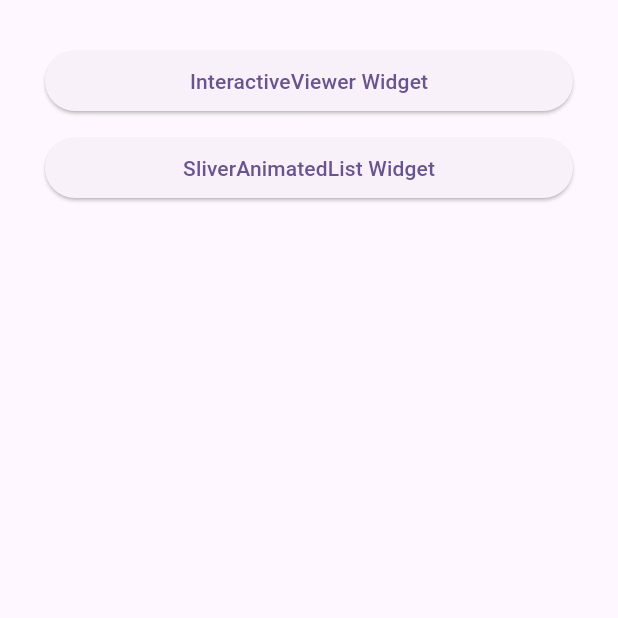
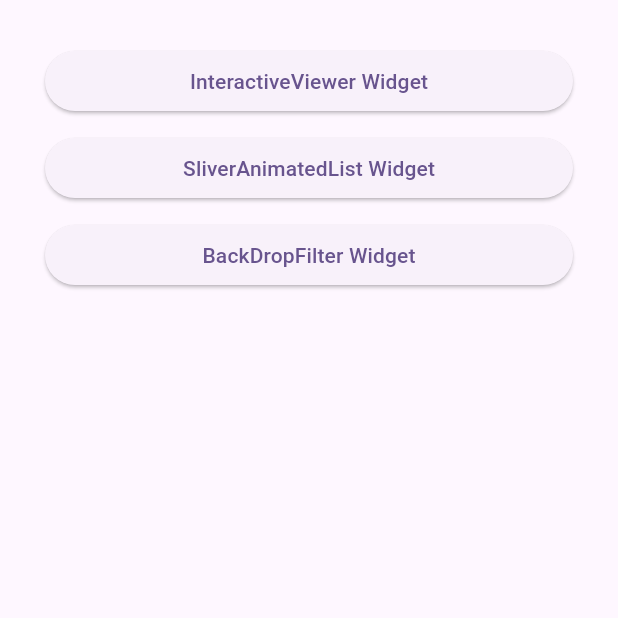
Before and after one commit to mraj555/Hidden-Widgets, a Flutter app: the screen it shows after launch, on a phone screen of 412 x 824 dp, the top half of it. Run offline on Flutter 3.47's test engine with Material 3 defaults, Android fonts, the phone set to English and light mode, and no system bars; our stand-ins replace get.

Commit message:
feat: Implement BackDropFilterWidget
This commit introduces a new `BackDropFilterWidget`.

The `BackDropFilterWidget` displays a background image with a blur effect applied using `BackdropFilter` and `ImageFilter.blur`.

The `HomeScreen` has been updated to include a button that navigates to the new `BackDropFilterWidget`.

```diff
--- a/lib/screens/home_screen.dart
+++ b/lib/screens/home_screen.dart
@@ -1,5 +1,6 @@
 import 'package:flutter/material.dart';
 import 'package:get/get.dart';
+import 'package:hidden_widget/screens/backdropfilter_widget.dart';
 import 'package:hidden_widget/screens/interactiveViewer_widget.dart';
 import 'package:hidden_widget/screens/sliverAnimatedList_widget.dart';
 
@@ -21,6 +22,11 @@ class HomeScreen extends StatelessWidget {
             onPressed: () => Get.to(() => SliverAnimatedListWidget()),
             child: Text("SliverAnimatedList Widget"),
           ),
+          SizedBox(height: 10),
+          ElevatedButton(
+            onPressed: () => Get.to(() => BackDropFilterWidget()),
+            child: Text("BackDropFilter Widget"),
+          ),
         ],
       ),
     ));
```
Also changed, not shown: lib/screens/backdropfilter_widget.dart (added, +30 -0 lines).
